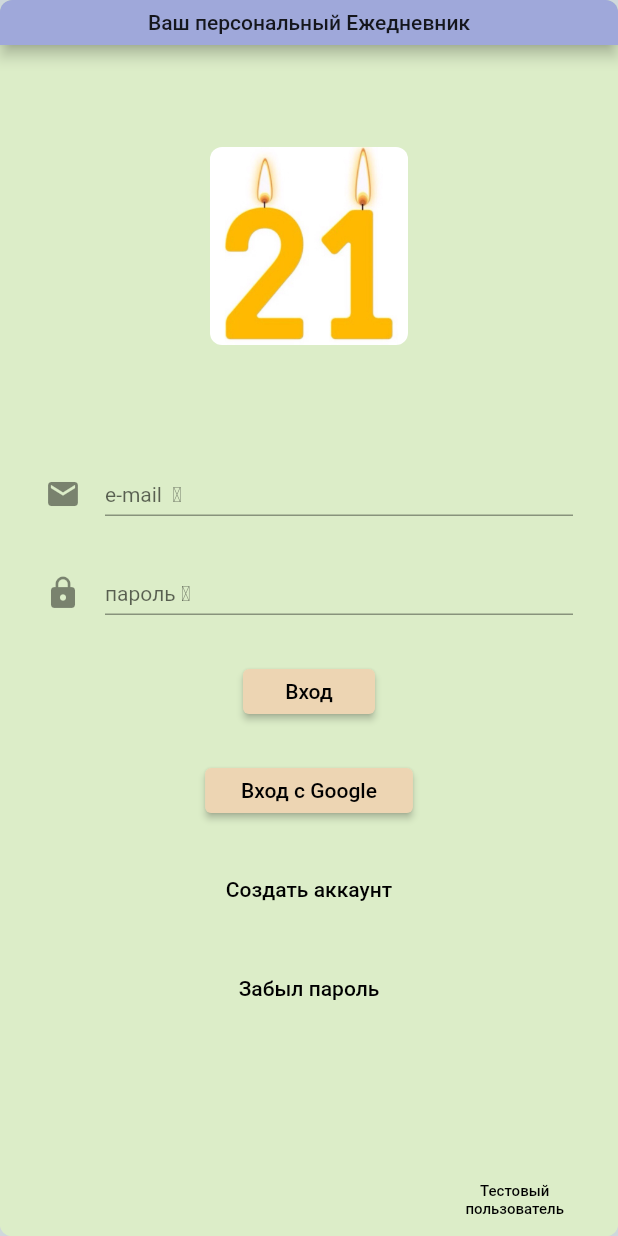
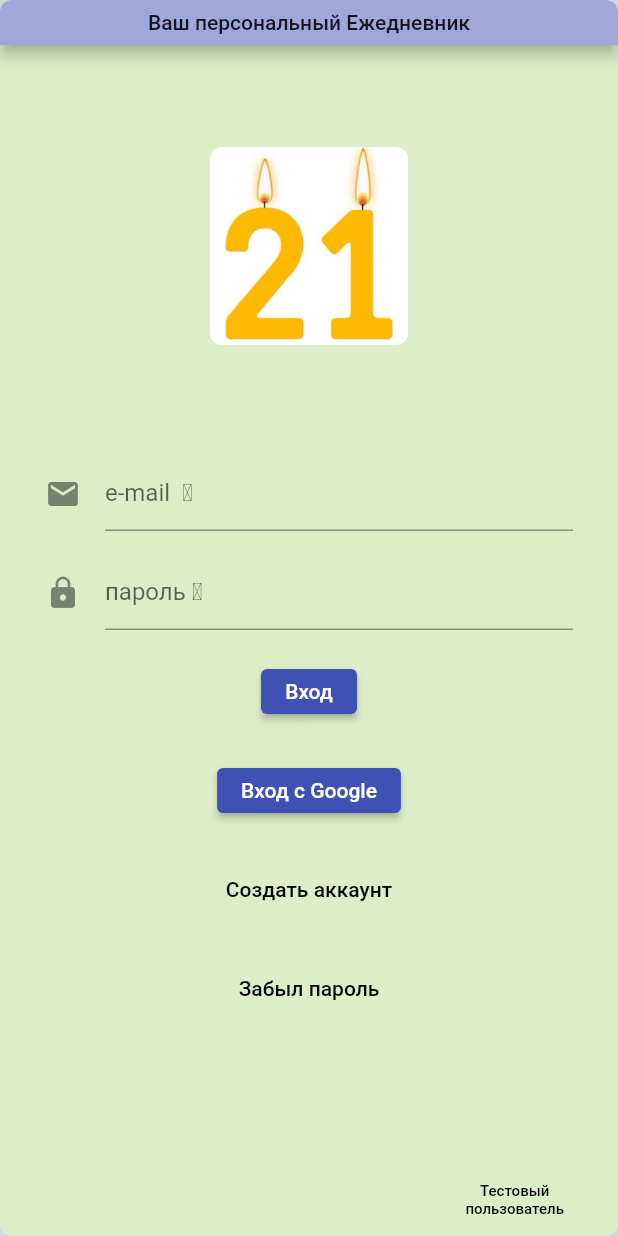
Before and after one commit to vrg18/diary21, a Flutter app: the screen it shows after launch, on a phone screen of 412 x 824 dp. Run offline on Flutter 3.47's test engine with Material 2 defaults, Android fonts, the light colour scheme and no system bars; our stand-ins replace dio, google_sign_in, table_calendar; missing offline and left inert: postgrest; accounts and stored records are empty.

Commit message:
Flitter update to version 1.26

```diff
--- a/lib/ui/res/sizes.dart
+++ b/lib/ui/res/sizes.dart
@@ -7,4 +7,5 @@ const int firstHourOnScreen = 8; // первая часовая полоска
 const double hourStripHeight = 32; // высота часовой полоски
 const double distanceBetweenStripesOfAnHour = 4; // расстояние между часовыми полосками
 const startingOffsetOfListOfHourStripes = (hourStripHeight + distanceBetweenStripesOfAnHour) * firstHourOnScreen;
-const double heightOfTextFieldsAndButtons = 30; // высота текстовых полей и кнопок
+const double heightOfTextFields = 50; // высота текстовых полей и кнопок
+const double heightOfButtons = 30; // высота текстовых полей и кнопок
--- a/lib/ui/screen/calendar.dart
+++ b/lib/ui/screen/calendar.dart
@@ -2,7 +2,7 @@ import 'package:diary/data/repository/current_day.dart';
 import 'package:diary/data/repository/current_user.dart';
 import 'package:diary/ui/res/sizes.dart';
 import 'package:diary/ui/res/strings.dart';
-import 'package:diary/ui/screen/hour_strip.dart';
+import 'package:diary/ui/widget/hour_strip.dart';
 import 'package:flutter/material.dart';
 import 'package:provider/provider.dart';
 import 'package:table_calendar/table_calendar.dart';
--- a/lib/ui/screen/login.dart
+++ b/lib/ui/screen/login.dart
@@ -65,11 +65,11 @@ class _LoginState extends State<Login> {
                   Expanded(
                     child: Center(
                       child: ConstrainedBox(
-                        constraints: BoxConstraints(maxHeight: heightOfTextFieldsAndButtons),
+                        constraints: BoxConstraints(maxHeight: heightOfTextFields),
                         child: TextField(
                           controller: _loginController,
                           decoration: InputDecoration(
-                            hintText: loginHint,
+                            labelText: loginHint,
                             icon: Icon(Icons.mail),
                           ),
                         ),
@@ -79,12 +79,12 @@ class _LoginState extends State<Login> {
                   Expanded(
                     child: Center(
                       child: ConstrainedBox(
-                        constraints: BoxConstraints(maxHeight: heightOfTextFieldsAndButtons),
+                        constraints: BoxConstraints(maxHeight: heightOfTextFields),
                         child: TextField(
                           controller: _passwordController,
                           obscureText: true,
                           decoration: InputDecoration(
-                            hintText: passwordHint,
+                            labelText: passwordHint,
                             icon: Icon(Icons.lock),
                           ),
                         ),
@@ -94,8 +94,8 @@ class _LoginState extends State<Login> {
                   Expanded(
                     child: Center(
                       child: ConstrainedBox(
-                        constraints: BoxConstraints(maxHeight: heightOfTextFieldsAndButtons),
-                        child: RaisedButton(
+                        constraints: BoxConstraints(maxHeight: heightOfButtons),
+                        child: ElevatedButton(
                           child: Text(loginPress),
                           onPressed: () async {
                             if (_loginController.text.isNotEmpty && _passwordController.text.isNotEmpty) {
@@ -119,8 +119,8 @@ class _LoginState extends State<Login> {
                   Expanded(
                     child: Center(
                       child: ConstrainedBox(
-                        constraints: BoxConstraints(maxHeight: heightOfTextFieldsAndButtons),
-                        child: RaisedButton(
+                        constraints: BoxConstraints(maxHeight: heightOfButtons),
+                        child: ElevatedButton(
                           child: Text(loginGooglePress),
                           onPressed: () async {
                             setState(() => (_isLoading = true));
@@ -140,7 +140,7 @@ class _LoginState extends State<Login> {
                   Expanded(
                     child: Center(
                       child: ConstrainedBox(
-                        constraints: BoxConstraints(maxHeight: heightOfTextFieldsAndButtons),
+                        constraints: BoxConstraints(maxHeight: heightOfButtons),
                         child: FlatButton(
                           child: Text(loginCreatePress),
                           onPressed: () async {
@@ -160,7 +160,7 @@ class _LoginState extends State<Login> {
                   Expanded(
                     child: Center(
                       child: ConstrainedBox(
-                        constraints: BoxConstraints(maxHeight: heightOfTextFieldsAndButtons),
+                        constraints: BoxConstraints(maxHeight: heightOfButtons),
                         child: FlatButton(
                           child: Text(loginForgotPress),
                           onPressed: () async {
--- a/lib/ui/screen/hour_strip.dart
+++ b/lib/ui/widget/hour_strip.dart
@@ -3,7 +3,7 @@ import 'package:diary/ui/res/colors.dart';
 import 'package:diary/ui/res/sizes.dart';
 import 'package:diary/ui/screen/details.dart';
 import 'package:diary/ui/screen/shell_screens.dart';
-import 'package:diary/ui/screen/small_deed_card.dart';
+import 'package:diary/ui/widget/small_deed_card.dart';
 import 'package:flutter/material.dart';
 import 'package:intl/intl.dart';
 
```
Also changed, not shown: lib/ui/screen/details.dart (+9 -9 lines), lib/ui/widget/small_deed_card.dart (renamed from lib/ui/screen/small_deed_card.dart), pubspec.lock, 2 other files.
